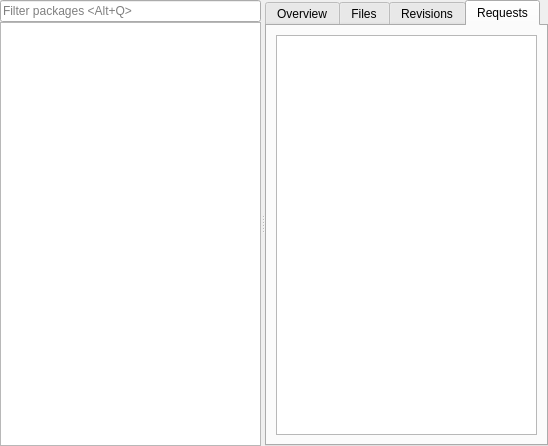
Before: the Qt Designer form src/gui/browser/browser.ui in javierllorente/qactus, drawn with Qt 5.
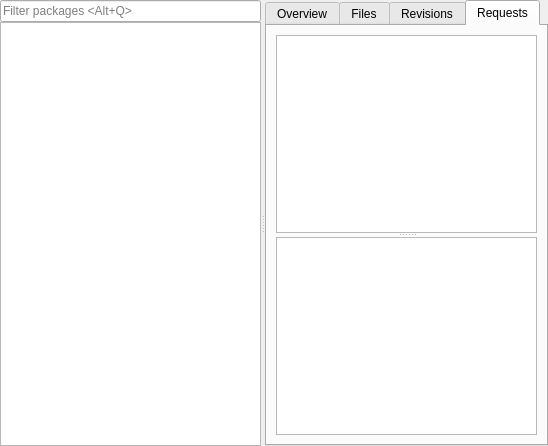
After: the same form once the commit is applied. The open tabs and pages were chosen to show the change. Custom widgets are drawn as their Qt base class.

Commit message: Display request description below list

```diff
--- a/src/gui/browser/browser.ui
+++ b/src/gui/browser/browser.ui
@@ -170,12 +170,18 @@
           <attribute name="title">
            <string>Requests</string>
           </attribute>
-          <layout class="QHBoxLayout" name="horizontalLayout_4">
+          <layout class="QVBoxLayout" name="verticalLayout_4">
            <item>
+            <widget class="QSplitter" name="requestsSplitter">
+             <property name="orientation">
+              <enum>Qt::Vertical</enum>
+             </property>
             <widget class="RequestsTreeWidget" name="requestsWidget">
              <property name="rootIsDecorated">
               <bool>false</bool>
              </property>
+             </widget>
+             <widget class="QTextBrowser" name="requestDescription"/>
             </widget>
            </item>
           </layout>
```
Left out of the diff: 10 changed lines with no effect on the pictures. Lines whose indentation alone changed are shown as unchanged. The commit also changes 3 other files.
